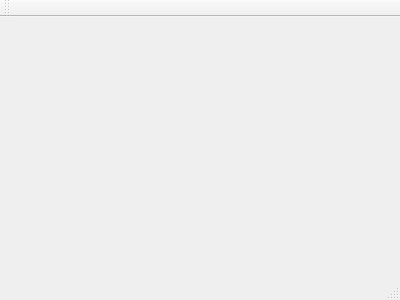
Old version of the form GUI/mainwindow.ui in the repository michael-s92/rs15-26.
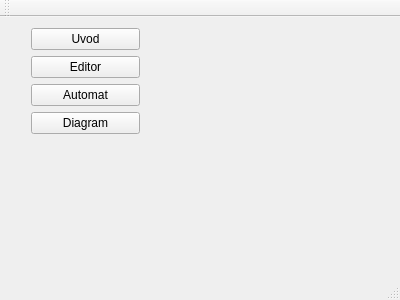
New version of the form.

The edit to the form file:
```diff
--- a/GUI/mainwindow.ui
+++ b/GUI/mainwindow.ui
@@ -12,13 +12,75 @@
   <property name="windowTitle" >
    <string>MainWindow</string>
   </property>
-  <widget class="QMenuBar" name="menuBar" />
-  <widget class="QToolBar" name="mainToolBar" />
-  <widget class="QWidget" name="centralWidget" />
-  <widget class="QStatusBar" name="statusBar" />
+  <widget class="QWidget" name="centralWidget">
+   <widget class="QWidget" name="layoutWidget">
+    <property name="geometry">
+     <rect>
+      <x>20</x>
+      <y>0</y>
+      <width>131</width>
+      <height>221</height>
+     </rect>
+    </property>
+    <layout class="QVBoxLayout" name="verticalLayout">
+     <property name="spacing">
+      <number>6</number>
+     </property>
+     <property name="sizeConstraint">
+      <enum>QLayout::SetMaximumSize</enum>
+     </property>
+     <item>
+      <widget class="QPushButton" name="bttn_uvod">
+       <property name="text">
+        <string>Uvod</string>
+       </property>
+      </widget>
+     </item>
+     <item>
+      <widget class="QPushButton" name="bttn_editor">
+       <property name="text">
+        <string>Editor</string>
+       </property>
+      </widget>
+     </item>
+     <item>
+      <widget class="QPushButton" name="bttn_automat">
+       <property name="text">
+        <string>Automat</string>
+       </property>
+      </widget>
+     </item>
+     <item>
+      <widget class="QPushButton" name="bttn_diagram">
+       <property name="text">
+        <string>Diagram</string>
+       </property>
+      </widget>
+     </item>
+    </layout>
+   </widget>
+  </widget>
+  <widget class="QMenuBar" name="menuBar">
+   <property name="geometry">
+    <rect>
+     <x>0</x>
+     <y>0</y>
+     <width>400</width>
+     <height>25</height>
+    </rect>
+   </property>
+  </widget>
+  <widget class="QToolBar" name="mainToolBar">
+   <attribute name="toolBarArea">
+    <enum>TopToolBarArea</enum>
+   </attribute>
+   <attribute name="toolBarBreak">
+    <bool>false</bool>
+   </attribute>
+  </widget>
+  <widget class="QStatusBar" name="statusBar"/>
  </widget>
- <layoutDefault spacing="6" margin="11" />
- <pixmapfunction></pixmapfunction>
+ <layoutdefault spacing="6" margin="11"/>
  <resources/>
  <connections/>
 </ui>
```
Left out of the diff: 7 changed lines with no effect on the pictures.
